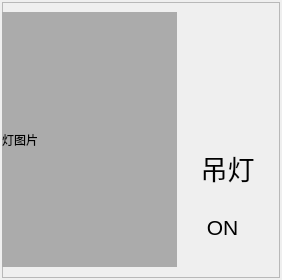
Old version of the form code/myServer/device/device_lamp.ui in the repository xi-song/smart_qt.
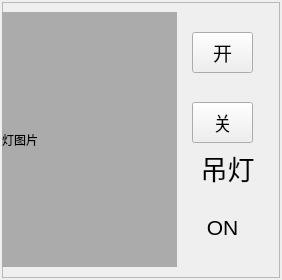
New version of the form.

The edit to the form file:
```diff
--- a/code/myServer/device/device_lamp.ui
+++ b/code/myServer/device/device_lamp.ui
@@ -93,6 +93,42 @@
        <set>Qt::AlignCenter</set>
       </property>
      </widget>
+     <widget class="QPushButton" name="pushButton">
+      <property name="geometry">
+       <rect>
+        <x>190</x>
+        <y>30</y>
+        <width>61</width>
+        <height>41</height>
+       </rect>
+      </property>
+      <property name="font">
+       <font>
+        <pointsize>14</pointsize>
+       </font>
+      </property>
+      <property name="text">
+       <string>开</string>
+      </property>
+     </widget>
+     <widget class="QPushButton" name="pushButton_2">
+      <property name="geometry">
+       <rect>
+        <x>190</x>
+        <y>100</y>
+        <width>61</width>
+        <height>41</height>
+       </rect>
+      </property>
+      <property name="font">
+       <font>
+        <pointsize>14</pointsize>
+       </font>
+      </property>
+      <property name="text">
+       <string>关</string>
+      </property>
+     </widget>
     </widget>
    </item>
   </layout>
```
